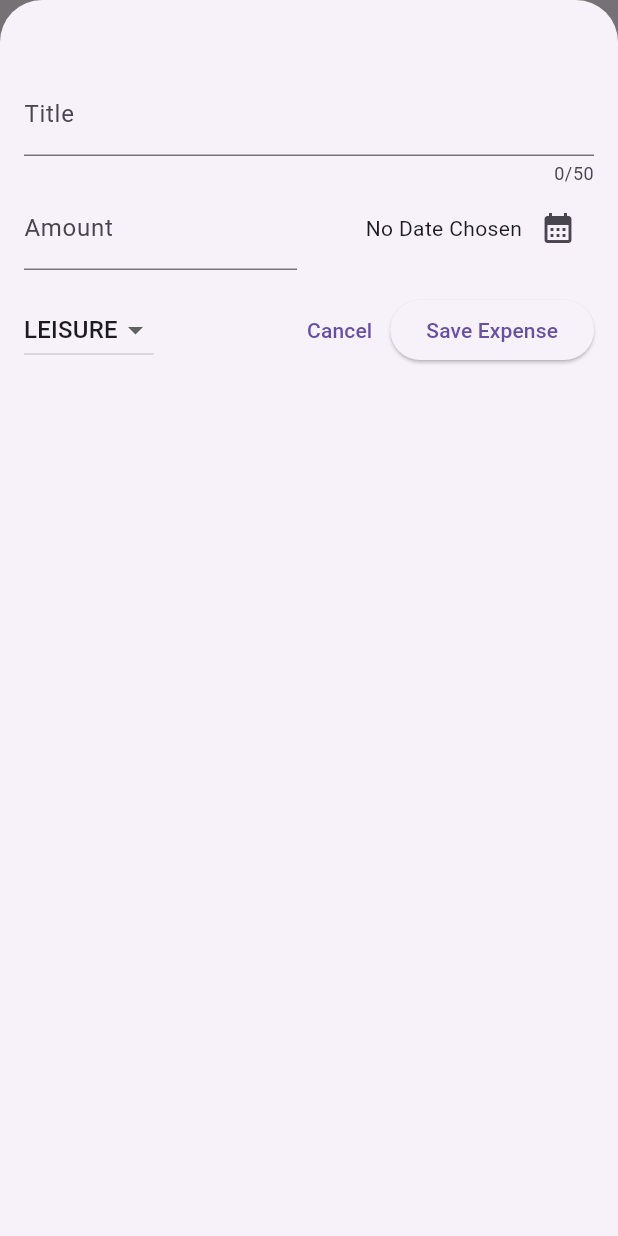
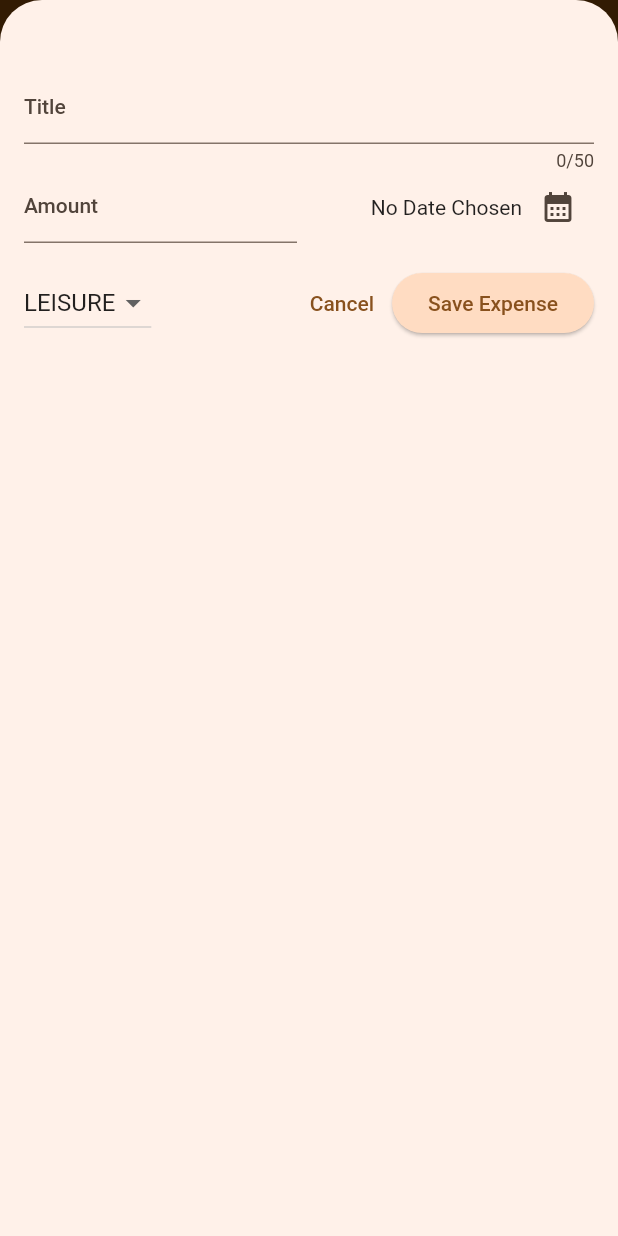
Before and after one commit to kipkoechke/expense_tracker_app, a Flutter app: the screen it shows after launch, after a tap on the "add" icon, on a phone screen of 412 x 824 dp. Run offline on Flutter 3.47's test engine with Material 2 defaults, Android fonts, the phone set to English and light mode, and no system bars.

Commit message:
Worked on themes

```diff
--- a/lib/main.dart
+++ b/lib/main.dart
@@ -2,10 +2,62 @@ import 'package:flutter/material.dart';
 
 import 'package:expense_tracker_app/widgets/expenses.dart';
 
+var kColorScheme = ColorScheme.fromSeed(
+  seedColor: const Color.fromARGB(255, 96, 56, 18),
+);
+
+var kDarkColorScheme = ColorScheme.fromSeed(
+  brightness: Brightness.dark,
+  seedColor: const Color.fromARGB(255, 5, 99, 125),
+);
+
 void main() {
   runApp(
     MaterialApp(
-      theme: ThemeData(useMaterial3: true),
+      darkTheme: ThemeData.dark().copyWith(
+        useMaterial3: true,
+        colorScheme: kDarkColorScheme,
+        cardTheme: const CardTheme().copyWith(
+          color: kDarkColorScheme.secondaryContainer,
+          margin: const EdgeInsets.symmetric(
+            horizontal: 16,
+            vertical: 8,
+          ),
+        ),
+        elevatedButtonTheme: ElevatedButtonThemeData(
+          style: ElevatedButton.styleFrom(
+            backgroundColor: kDarkColorScheme.primaryContainer,
+            foregroundColor: kDarkColorScheme.onPrimaryContainer,
+          ),
+        ),
+      ),
+      theme: ThemeData().copyWith(
+        useMaterial3: true,
+        colorScheme: kColorScheme,
+        appBarTheme: const AppBarTheme().copyWith(
+          backgroundColor: kColorScheme.onPrimaryContainer,
+          foregroundColor: kColorScheme.primaryContainer,
+        ),
+        cardTheme: const CardTheme().copyWith(
+          color: kColorScheme.secondaryContainer,
+          margin: const EdgeInsets.symmetric(
+            horizontal: 16,
+            vertical: 8,
+          ),
+        ),
+        elevatedButtonTheme: ElevatedButtonThemeData(
+          style: ElevatedButton.styleFrom(
+            backgroundColor: kColorScheme.primaryContainer,
+          ),
+        ),
+        textTheme: ThemeData().textTheme.copyWith(
+              titleLarge: TextStyle(
+                fontWeight: FontWeight.bold,
+                color: kColorScheme.onSecondaryContainer,
+                fontSize: 18,
+              ),
+            ),
+      ),
       home: const Expenses(),
     ),
   );
--- a/lib/widgets/expenses_list/expense_item.dart
+++ b/lib/widgets/expenses_list/expense_item.dart
@@ -15,8 +15,12 @@ class ExpenseItem extends StatelessWidget {
           vertical: 16.0,
         ),
         child: Column(
+          crossAxisAlignment: CrossAxisAlignment.start,
           children: [
-            Text(expense.title),
+            Text(
+              expense.title,
+              style: Theme.of(context).textTheme.titleLarge,
+            ),
             const SizedBox(
               height: 4.0,
             ),
--- a/lib/widgets/expenses_list/expenses_list.dart
+++ b/lib/widgets/expenses_list/expenses_list.dart
@@ -16,6 +16,12 @@ class ExpensesList extends StatelessWidget {
   Widget build(BuildContext context) {
     return ListView.builder(
       itemBuilder: (context, index) => Dismissible(
+        background: Container(
+          color: Theme.of(context).colorScheme.error,
+          margin: EdgeInsets.symmetric(
+            horizontal: Theme.of(context).cardTheme.margin!.horizontal,
+          ),
+        ),
         key: ValueKey(expenses[index]),
         onDismissed: (direction) {
           onRemoveExpense(expenses[index]);
```
